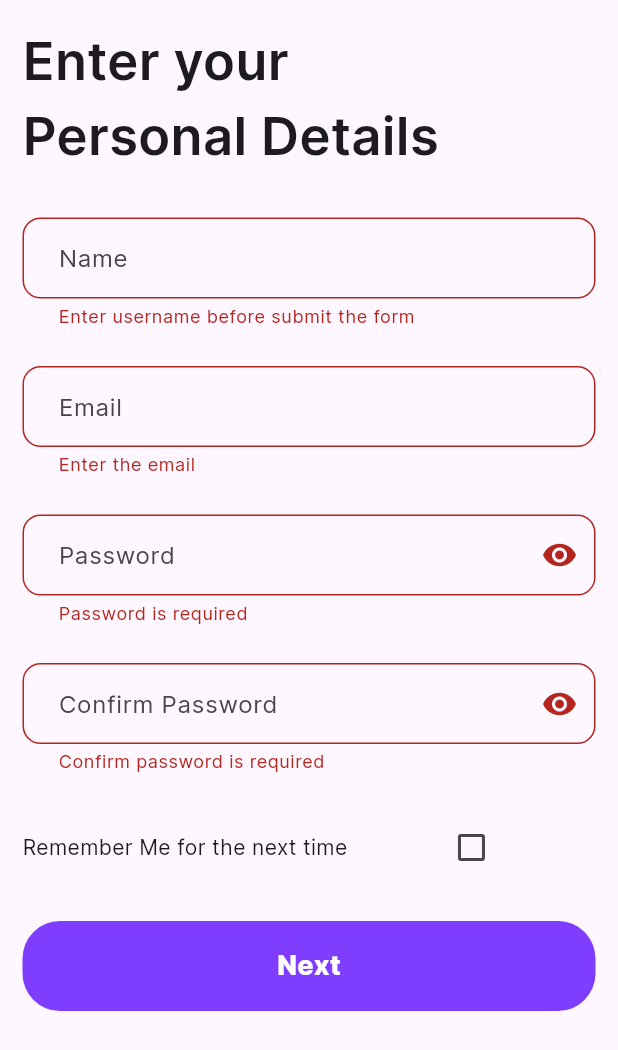
After one commit to Shanaka-Minindu/expenz_application, a Flutter app: the UserDataScreen screen opened directly, after a tap on "Next", on a phone screen of 412 x 824 dp. The commit adds this screen. Shown: the top 1050 px of the screen. Run offline on Flutter 3.47's test engine with Material 3 defaults, Android fonts, the phone set to English and light mode, and no system bars; our stand-ins replace smooth_page_indicator; missing offline and left inert: expenz.

Commit message:
form validation imlement

```diff
--- a/lib/screens/home_screen.dart
+++ /dev/null
@@ -1,21 +0,0 @@
-import 'package:expenz_app/utils/colors.dart';
-import 'package:flutter/material.dart';
-
-class HomeScreen extends StatefulWidget {
-  const HomeScreen({super.key});
-
-  @override
-  State<HomeScreen> createState() => _HomeScreenState();
-}
-
-class _HomeScreenState extends State<HomeScreen> {
-  @override
-  Widget build(BuildContext context) {
-    return Center(
-      child: Text(
-        "Home Screen",
-        style: TextStyle(color: kGreen),
-      ),
-    );
-  }
-}
--- a/lib/screens/onboarding_screen.dart
+++ b/lib/screens/onboarding_screen.dart
@@ -1,5 +1,5 @@
 import 'package:expenz_app/data/onbording_data.dart';
-import 'package:expenz_app/screens/home_screen.dart';
+import 'package:expenz_app/screens/user_data_screen.dart';
 import 'package:expenz_app/screens/onbording/front_page.dart';
 import 'package:expenz_app/screens/onbording/shared_screen.dart';
 import 'package:expenz_app/utils/colors.dart';
@@ -67,15 +67,14 @@ class _OnboardingScreenState extends State<OnboardingScreen> {
               ),
               GestureDetector(
                 onTap: () {
-
                   if (showHomePage) {
                     Navigator.of(context).push(MaterialPageRoute(
-                      builder: (context) => HomeScreen(),
+                      builder: (context) => UserDataScreen(),
                     ));
-                  }else{
-_controller.animateToPage(_controller.page!.toInt() + 1,
-                      duration: Duration(milliseconds: 400),
-                      curve: Curves.easeInOut);
+                  } else {
+                    _controller.animateToPage(_controller.page!.toInt() + 1,
+                        duration: Duration(milliseconds: 400),
+                        curve: Curves.easeInOut);
                   }
                 },
                 child: CoustomButton(
--- /dev/null
+++ b/lib/screens/user_data_screen.dart
@@ -0,0 +1,186 @@
+import 'package:expenz_app/utils/colors.dart';
+import 'package:expenz_app/utils/constants.dart';
+import 'package:expenz_app/widgets/coustom_button.dart';
+import 'package:flutter/material.dart';
+
+class UserDataScreen extends StatefulWidget {
+  const UserDataScreen({super.key});
+
+  @override
+  State<UserDataScreen> createState() => _UserDataScreenState();
+}
+
+class _UserDataScreenState extends State<UserDataScreen> {
+  bool _isChecked = false;
+  bool _passfirmEye = true;
+  bool _confirmEye = true;
+
+  final _formKey = GlobalKey<FormState>();
+
+  final TextEditingController _usernameController = TextEditingController();
+  final TextEditingController _emailController = TextEditingController();
+  final TextEditingController _passwordController = TextEditingController();
+  final TextEditingController _confirmPasswordController =
+      TextEditingController();
+
+  @override
+  void dispose() {
+    // TODO: implement dispose
+    _usernameController.dispose();
+    _emailController.dispose();
+    _passwordController.dispose();
+    _confirmPasswordController.dispose();
+  }
+
+  @override
+  Widget build(BuildContext context) {
+    return Scaffold(
+      body: Scaffold(
+        body: SafeArea(
+          child: Padding(
+            padding: const EdgeInsets.all(kDefalutPadding),
+            child: Column(
+              crossAxisAlignment: CrossAxisAlignment.start,
+              children: [
+                Text(
+                  "Enter your \nPersonal Details",
+                  style: TextStyle(fontSize: 35, fontWeight: FontWeight.w600),
+                ),
+                SizedBox(
+                  height: 30,
+                ),
+                Form(
+                    key: _formKey,
+                    child: Column(
+                      children: [
+                        TextFormField(
+                          validator: (value) {
+                            if (value!.isEmpty) {
+                              return "Enter username before submit the form";
+                            }
+                          },
+                          controller: _usernameController,
+                          decoration: InputDecoration(
+                              hintText: "Name",
+                              border: OutlineInputBorder(
+                                borderRadius: BorderRadius.circular(12),
+                              ),
+                              contentPadding: EdgeInsets.symmetric(
+                                  vertical: 15, horizontal: 20)),
+                        ),
+                        SizedBox(
+                          height: 25,
+                        ),
+                        TextFormField(
+                          validator: (value) {
+                            if (value!.isEmpty) {
+                              return "Enter the email";
+                            }
+                          },
+                          controller: _emailController,
+                          decoration: InputDecoration(
+                              hintText: "Email",
+                              border: OutlineInputBorder(
+                                borderRadius: BorderRadius.circular(12),
+                              ),
+                              contentPadding: EdgeInsets.symmetric(
+                                  vertical: 15, horizontal: 20)),
+                        ),
+                        SizedBox(
+                          height: 25,
+                        ),
+                        TextFormField(
+                          validator: (value) {
+                            if (value!.isEmpty) {
+                              return "Password is required";
+                            }
+                          },
+                          controller: _passwordController,
+                          obscureText: _passfirmEye,
+                          decoration: InputDecoration(
+                              suffixIcon: IconButton(
+                                  onPressed: () {
+                                    setState(() {
+                                      _passfirmEye = !_passfirmEye;
+                                    });
+                                  },
+                                  icon: Icon(Icons.remove_red_eye)),
+                              hintText: "Password",
+                              border: OutlineInputBorder(
+                                borderRadius: BorderRadius.circular(12),
+                              ),
+                              contentPadding: EdgeInsets.symmetric(
+                                  vertical: 15, horizontal: 20)),
+                        ),
+                        SizedBox(
+                          height: 25,
+                        ),
+                        TextFormField(
+                          validator: (value) {
+                            if (value!.isEmpty) {
+                              return "Confirm password is required";
+                            }
+                          },
+                          controller: _confirmPasswordController,
+                          obscureText: _confirmEye,
+                          decoration: InputDecoration(
+                              suffixIcon: IconButton(
+                                  onPressed: () {
+                                    setState(() {
+                                      _confirmEye = !_confirmEye;
+                                    });
+                                  },
+                                  icon: Icon(Icons.remove_red_eye)),
+                              hintText: "Confirm Password",
+                              border: OutlineInputBorder(
+                                borderRadius: BorderRadius.circular(12),
+                              ),
+                              contentPadding: EdgeInsets.symmetric(
+                                  vertical: 15, horizontal: 20)),
+                        ),
+                        SizedBox(
+                          height: 25,
+                        ),
+                        Row(
+                          children: [
+                            Text("Remember Me for the next time"),
+                            Expanded(
+                                child: Checkbox(
+                              value: _isChecked,
+                              onChanged: (value) {
+                                setState(() {
+                                  _isChecked = value!;
+                                });
+                              },
+                            ))
+                          ],
+                        ),
+                        SizedBox(
+                          height: 25,
+                        ),
+                        GestureDetector(
+                          onTap: () {
+                            if (_formKey.currentState!.validate()) {
+                              String userName = _usernameController.text;
+                              String email = _emailController.text;
+                              String password = _passwordController.text;
+                              String confirmPassword =
+                                  _confirmPasswordController.text;
+                            }
+                          },
+                          child: CoustomButton(
+                            butText: "Next",
+                            color: kMainColor,
+                            textColor: kWhite,
+                          ),
+                        ),
+                      ],
+                    ))
+              ],
+            ),
+          ),
+        ),
+      ),
+    );
+  }
+}
```
